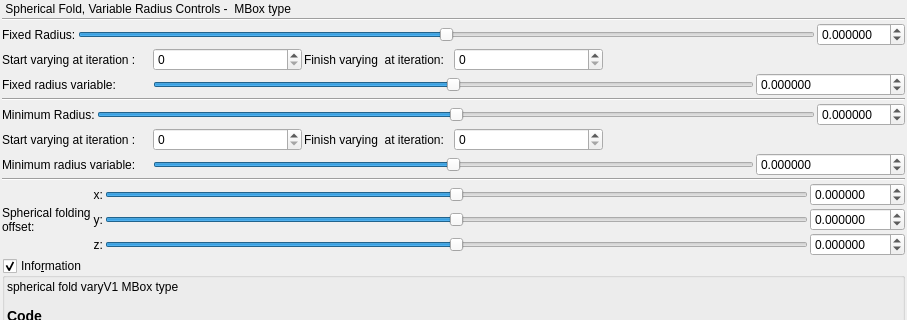
The window that mandelbulber2/qt_data/fractal_transf_spherical_fold_varyV1.ui (buddhi1980/mandelbulber2) describes before a commit, drawn with Qt 5; both pictures show x 0 to 907 and y 0 to 320 of the 907 by 1312 pixel window.
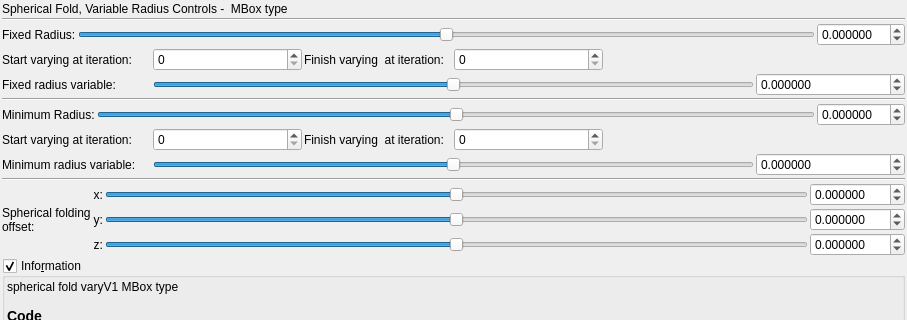
The same window after the commit. Custom widgets are drawn as their Qt base class.

The edit to the form file:
```diff
--- a/mandelbulber2/qt_data/fractal_transf_spherical_fold_varyV1.ui
+++ b/mandelbulber2/qt_data/fractal_transf_spherical_fold_varyV1.ui
@@ -32,7 +32,7 @@
    <item>
     <widget class="QLabel" name="label_17">
      <property name="text">
-      <string> Spherical Fold, Variable Radius Controls -  MBox type</string>
+      <string>Spherical Fold, Variable Radius Controls -  MBox type</string>
      </property>
     </widget>
    </item>
@@ -150,7 +150,7 @@
      <item row="0" column="0">
       <widget class="QLabel" name="label_172">
        <property name="text">
-        <string>Start varying at iteration :</string>
+        <string>Start varying at iteration:</string>
        </property>
       </widget>
      </item>
@@ -386,7 +386,7 @@
      <item row="0" column="0">
       <widget class="QLabel" name="label_171">
        <property name="text">
-        <string>Start varying at iteration :</string>
+        <string>Start varying at iteration:</string>
        </property>
       </widget>
      </item>
```
